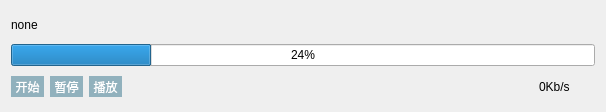
The window that MyWidgets/ThreadDownload/downloadwidget.ui (xsjqqq123/MvGather) describes before a commit, drawn with Qt 5.
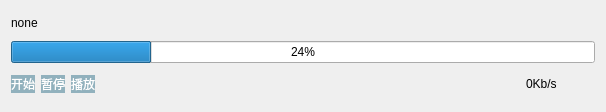
The same window after the commit.

The edit to the form file:
```diff
--- a/MyWidgets/ThreadDownload/downloadwidget.ui
+++ b/MyWidgets/ThreadDownload/downloadwidget.ui
@@ -20,31 +20,6 @@
    <string>Form</string>
   </property>
   <layout class="QGridLayout" name="gridLayout">
-   <item row="2" column="2">
-    <widget class="QToolButton" name="playBtn">
-     <property name="styleSheet">
-      <string notr="true">QToolButton{
-   background-color: rgba(0, 82, 112, 100);
-    color: white;
-    border: 1px;
-}
-
-QToolButton:hover{
-    background-color: rgba(0, 82, 112, 200);
-    color: white;
-    border: 1px;
-}
-
-QToolButton:disabled{
-    background-color: transparent;
-    color: gray;
-}</string>
-     </property>
-     <property name="text">
-      <string>播放</string>
-     </property>
-    </widget>
-   </item>
    <item row="2" column="3">
     <spacer name="horizontalSpacer">
      <property name="orientation">
@@ -58,31 +33,6 @@
      </property>
     </spacer>
    </item>
-   <item row="2" column="1">
-    <widget class="QToolButton" name="pauseBtn">
-     <property name="styleSheet">
-      <string notr="true">QToolButton{
-   background-color: rgba(0, 82, 112, 100);
-    color: white;
-    border: 1px;
-}
-
-QToolButton:hover{
-    background-color: rgba(0, 82, 112, 200);
-    color: white;
-    border: 1px;
-}
-
-QToolButton:disabled{
-    background-color: transparent;
-    color: gray;
-}</string>
-     </property>
-     <property name="text">
-      <string>暂停</string>
-     </property>
-    </widget>
-   </item>
    <item row="1" column="0" colspan="6">
     <widget class="QProgressBar" name="progressBar">
      <property name="value">
@@ -98,9 +48,9 @@
     </widget>
    </item>
    <item row="2" column="0">
-    <widget class="QToolButton" name="startBtn">
+    <widget class="QPushButton" name="startBtn">
      <property name="styleSheet">
-      <string notr="true">QToolButton{
+      <string notr="true">QPushButton{
    background-color: rgba(0, 82, 112, 100);
     color: white;
     border: 1px;
@@ -112,7 +62,7 @@
     border: 1px;
 }
 
-QToolButton:disabled{
+QPushButton:disabled{
     background-color: transparent;
     color: gray;
 }</string>
@@ -122,10 +72,60 @@
      </property>
     </widget>
    </item>
+   <item row="2" column="1">
+    <widget class="QPushButton" name="pauseBtn">
+     <property name="styleSheet">
+      <string notr="true">QPushButton{
+   background-color: rgba(0, 82, 112, 100);
+    color: white;
+    border: 1px;
+}
+
+QPushButton:hover{
+    background-color: rgba(0, 82, 112, 200);
+    color: white;
+    border: 1px;
+}
+
+QPushButton:disabled{
+    background-color: transparent;
+    color: gray;
+}</string>
+     </property>
+     <property name="text">
+      <string>暂停</string>
+     </property>
+    </widget>
+   </item>
+   <item row="2" column="2">
+    <widget class="QPushButton" name="playBtn">
+     <property name="styleSheet">
+      <string notr="true">QPushButton{
+   background-color: rgba(0, 82, 112, 100);
+    color: white;
+    border: 1px;
+}
+
+QPushButton:hover{
+    background-color: rgba(0, 82, 112, 200);
+    color: white;
+    border: 1px;
+}
+
+QPushButton:disabled{
+    background-color: transparent;
+    color: gray;
+}</string>
+     </property>
+     <property name="text">
+      <string>播放</string>
+     </property>
+    </widget>
+   </item>
    <item row="0" column="5">
-    <widget class="QToolButton" name="deleteBtn">
+    <widget class="QPushButton" name="deleteBtn">
      <property name="styleSheet">
-      <string notr="true">QToolButton{
+      <string notr="true">QPushButton{
    background-color: rgba(255, 255, 255, 0);
     color: white;
     border: 1px;
```
Left out of the diff: 20 changed lines with no effect on the pictures.
